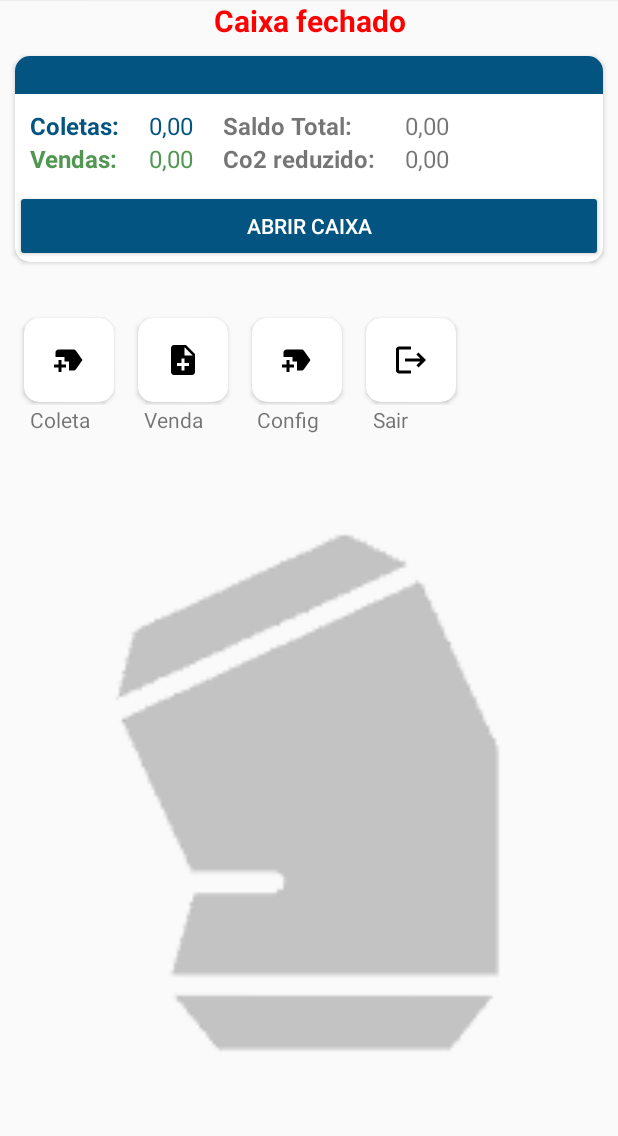
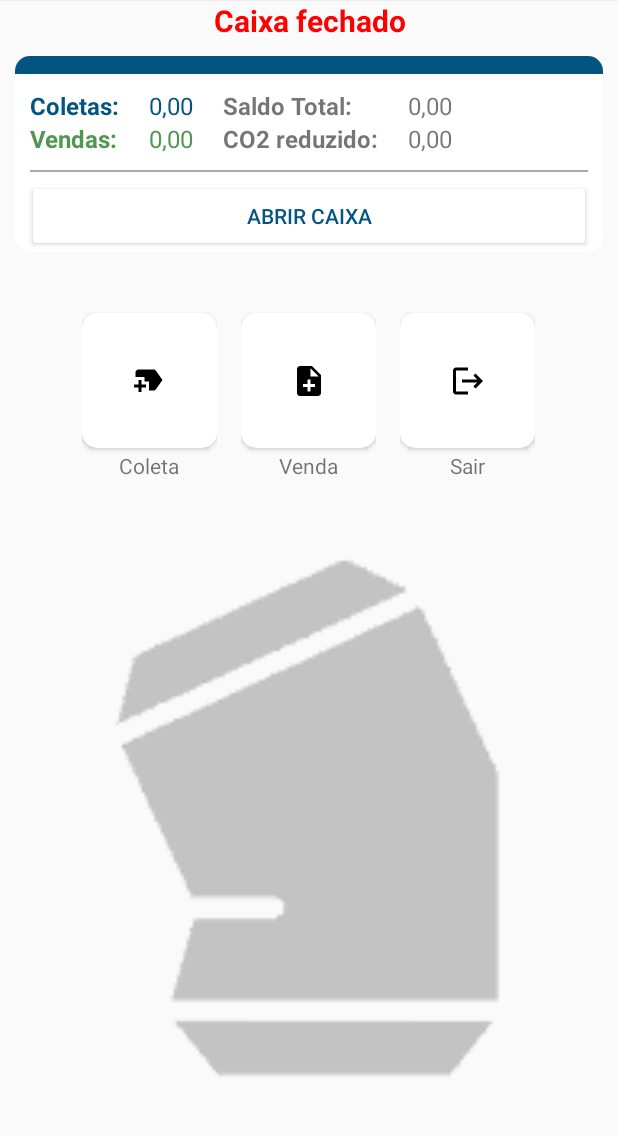
Before and after one commit to JoaoVitor-Dev/LatinhaExpress, an Android app: the HomeFragment screen opened directly, with no data from a screen before it, after a tap on an icon or button, on a phone screen of 412 x 824 dp, the part 84-1220 px from its top. Run offline under Robolectric (Android 15) with nearby library versions, the phone set to English and light mode, and no system bars; our stand-ins replace Room's generated code; 1 statement that could not run was skipped.

Commit message:
Ajustado layout da tela principal

```diff
--- a/app/src/main/java/com/example/latinhaexpress/adapters/ColetaAdapter.java
+++ b/app/src/main/java/com/example/latinhaexpress/adapters/ColetaAdapter.java
@@ -44,6 +44,7 @@ public class ColetaAdapter extends RecyclerView.Adapter<ColetaAdapter.MyViewHold
         holder.vendedor.setText(coleta.coleta_vendedor_nome.toString());
         holder.obs.setText(coleta.coleta_obs.toString());
         holder.qtde.setText(String.format("%.2f", coleta.coleta_qtde));
+        holder.precoUN.setText(String.format("%.2f", coleta.coleta_preco));
         holder.valor.setText(String.format("%.2f", coleta.coleta_preco * coleta.coleta_qtde));
     }
 
@@ -55,7 +56,7 @@ public class ColetaAdapter extends RecyclerView.Adapter<ColetaAdapter.MyViewHold
 
     public class MyViewHolder extends RecyclerView.ViewHolder
     {
-        TextView vendedor, qtde, valor, obs;
+        TextView vendedor, qtde, valor, obs, precoUN;
 
         public MyViewHolder(@NonNull View itemView)
         {
@@ -65,6 +66,7 @@ public class ColetaAdapter extends RecyclerView.Adapter<ColetaAdapter.MyViewHold
             qtde = itemView.findViewById(R.id.qtde);
             valor = itemView.findViewById(R.id.totalColeta);
             obs = itemView.findViewById(R.id.obs);
+            precoUN = itemView.findViewById(R.id.precoUN);
         }
     }
 }
--- a/app/src/main/java/com/example/latinhaexpress/adapters/VendaAdapter.java
+++ b/app/src/main/java/com/example/latinhaexpress/adapters/VendaAdapter.java
@@ -40,7 +40,8 @@ public class VendaAdapter  extends RecyclerView.Adapter<VendaAdapter.MyViewHolde
 
         holder.recicladora.setText(venda.venda_recicladora_nome.toString());
         holder.qtde.setText(String.format("%.2f", venda.venda_qtde));
-        holder.co2.setText(String.format("%.2f",venda.venda_qtde_co2));
+        holder.co2.setText(String.format("%.2f",venda.venda_qtde_co2) + "T");
+        holder.precoVenda.setText(String.format("%.2f", venda.venda_preco_total));
         holder.total.setText(String.format("%.2f", venda.venda_preco_total * venda.venda_qtde));
     }
 
@@ -52,7 +53,7 @@ public class VendaAdapter  extends RecyclerView.Adapter<VendaAdapter.MyViewHolde
 
     public class MyViewHolder extends RecyclerView.ViewHolder
     {
-        TextView recicladora, co2, qtde, total;
+        TextView recicladora, co2, qtde, total, precoVenda;
 
         public MyViewHolder(@NonNull View itemView)
         {
@@ -61,6 +62,7 @@ public class VendaAdapter  extends RecyclerView.Adapter<VendaAdapter.MyViewHolde
             co2 = itemView.findViewById(R.id.totalCo2);
             qtde = itemView.findViewById(R.id.qtde);
             total = itemView.findViewById(R.id.totalVenda);
+            precoVenda = itemView.findViewById(R.id.precoVenda);
         }
     }
 }
--- a/app/src/main/java/com/example/latinhaexpress/fragments/HomeFragment.java
+++ b/app/src/main/java/com/example/latinhaexpress/fragments/HomeFragment.java
@@ -61,6 +61,9 @@ public class HomeFragment extends Fragment
             {
                 if(caixa != null){
                     novaColeta();
+                }else
+                {
+                    Toast.makeText(getContext(), "Por favor, abra um novo Caixa!", Toast.LENGTH_SHORT).show();
                 }
             }
         });
@@ -73,6 +76,9 @@ public class HomeFragment extends Fragment
                 if(caixa != null)
                 {
                     novaVenda();
+                }else
+                {
+                    Toast.makeText(getContext(), "Por favor, abra um novo Caixa!", Toast.LENGTH_SHORT).show();
                 }
             }
         });
--- a/app/src/main/res/layout/fragment_home.xml
+++ b/app/src/main/res/layout/fragment_home.xml
@@ -51,7 +51,7 @@
                         <LinearLayout
                                 android:layout_width="match_parent"
                                 android:background="@color/primary"
-                                android:layout_height="25dp"
+                                android:layout_height="12dp"
                                 android:orientation="horizontal">
 
                         </LinearLayout>
@@ -126,7 +126,7 @@
                                         android:layout_width="wrap_content"
                                         android:layout_height="wrap_content"
                                         android:textSize="16sp"
-                                        android:text="Co2 reduzido:"
+                                        android:text="CO2 reduzido:"
                                         android:textStyle="bold" />
 
                             </LinearLayout>
@@ -156,18 +156,26 @@
 
                         </LinearLayout>
 
+                        <View
+                            android:layout_width="match_parent"
+                            android:layout_height="1dp"
+                            android:layout_marginHorizontal="10dp"
+                            android:layout_marginBottom="5dp"
+                            android:background="@android:color/darker_gray"/>
+
                         <LinearLayout
                                 android:layout_width="match_parent"
                                 android:layout_height="wrap_content"
                                 android:orientation="horizontal">
 
-                            <android.widget.Button
+                            <Button
                                     android:id="@+id/btnCaixa"
                                     android:layout_width="match_parent"
                                     android:layout_height="wrap_content"
                                     android:text="Abrir caixa"
-                                    android:textColor="@color/white"
-                                    android:backgroundTint="@color/primary" />
+                                    android:layout_marginHorizontal="8dp"
+                                    android:textColor="@color/primary"
+                                    android:backgroundTint="@color/white" />
 
 
                         </LinearLayout>
@@ -179,69 +187,81 @@
 
                 <LinearLayout
                     android:layout_width="match_parent"
-                        android:layout_height="60dp"
-                        android:orientation="horizontal"
-                        android:gravity="start"
-                        android:layout_marginTop="25dp">
+                    android:layout_height="120dp"
+                    android:layout_marginTop="25dp"
+                    android:gravity="center"
+                    android:orientation="horizontal">
+
+                    <LinearLayout
+                        android:layout_width="wrap_content"
+                        android:layout_height="match_parent"
+                        android:gravity="center"
+                        android:orientation="vertical">
 
                         <androidx.cardview.widget.CardView
-                            android:layout_width="60dp"
-                            android:layout_marginLeft="16dp"
+                            android:layout_width="90dp"
+                            android:layout_height="90dp"
                             android:layout_marginTop="2dp"
                             android:layout_marginBottom="2dp"
-                            android:layout_height="match_parent"
-
                             app:cardCornerRadius="10dp">
 
                             <ImageButton
                                 android:id="@+id/imgNovaColeta"
-                                android:layout_width="match_parent"
-                                android:layout_height="match_parent"
+                                android:layout_width="wrap_content"
+                                android:layout_height="wrap_content"
+                                android:layout_gravity="center"
                                 android:backgroundTint="@color/white"
                                 android:src="@drawable/ic_new_coleta" />
+
                         </androidx.cardview.widget.CardView>
 
+                        <TextView
+                            android:layout_width="wrap_content"
+                            android:layout_height="wrap_content"
+                            android:text="Coleta" />
+                    </LinearLayout>
+
+                    <LinearLayout
+                        android:layout_width="wrap_content"
+                        android:layout_height="match_parent"
+                        android:layout_marginHorizontal="16dp"
+                        android:gravity="center"
+                        android:orientation="vertical">
+
                         <androidx.cardview.widget.CardView
-                            android:layout_width="60dp"
-                            android:layout_marginLeft="16dp"
+                            android:layout_width="90dp"
+                            android:layout_height="90dp"
+
                             android:layout_marginTop="2dp"
                             android:layout_marginBottom="2dp"
-                            android:layout_height="match_parent"
-
                             app:cardCornerRadius="10dp">
 
                             <ImageButton
                                 android:id="@+id/imgNovaVenda"
                                 android:layout_width="match_parent"
                                 android:layout_height="match_parent"
-                                android:src="@drawable/ic_pedido"
-                                android:backgroundTint="@color/white" />
+                                android:backgroundTint="@color/white"
+                                android:src="@drawable/ic_pedido" />>
                         </androidx.cardview.widget.CardView>
 
+                        <TextView
+                            android:layout_width="wrap_content"
+                            android:layout_height="wrap_content"
+                            android:text="Venda"/>
+
+                    </LinearLayout>
+
+                    <LinearLayout
+                        android:layout_width="wrap_content"
+                        android:layout_height="match_parent"
+                        android:gravity="center"
+                        android:orientation="vertical">
 
                         <androidx.cardview.widget.CardView
-                            android:layout_width="60dp"
-                            android:layout_marginLeft="16dp"
+                            android:layout_width="90dp"
+                            android:layout_height="90dp"
                             android:layout_marginTop="2dp"
                             android:layout_marginBottom="2dp"
-                            android:layout_height="match_parent"
-
-                            app:cardCornerRadius="10dp">
-
-                        <ImageButton
-                                android:id="@+id/btnConfig"
-                                android:layout_width="match_parent"
-                                android:layout_height="match_parent"
-                                android:src="@drawable/ic_new_coleta"
-                                android:backgroundTint="@color/white" />
-                    </androidx.cardview.widget.CardView>
-
-                    <androidx.cardview.widget.CardView
-                            android:layout_width="60dp"
-                            android:layout_marginLeft="16dp"
-                            android:layout_marginTop="2dp"
-                            android:layout_marginBottom="2dp"
-                            android:layout_height="match_parent"
 
                             app:cardCornerRadius="10dp">
 
@@ -249,9 +269,15 @@
                                 android:id="@+id/btnSair"
                                 android:layout_width="match_parent"
                                 android:layout_height="match_parent"
-                                android:src="@drawable/ic_close"
-                                android:backgroundTint="@color/white" />
+                                android:backgroundTint="@color/white"
+                                android:src="@drawable/ic_close" />
                         </androidx.cardview.widget.CardView>
+
+                        <TextView
+                            android:layout_width="wrap_content"
+                            android:layout_height="wrap_content"
+                            android:text="Sair"/>
+                    </LinearLayout>
 
                 </LinearLayout>
 
@@ -259,31 +285,7 @@
                         android:layout_width="match_parent"
                         android:layout_height="wrap_content"
                         android:orientation="horizontal"
-                        android:gravity="start">
-
-                    <TextView
-                            android:layout_width="wrap_content"
-                            android:layout_height="wrap_content"
-                            android:text="Coleta"
-                            android:layout_marginLeft="20dp" />
-
-                    <TextView
-                            android:layout_width="wrap_content"
-                            android:layout_height="wrap_content"
-                            android:text="Venda"
-                            android:layout_marginLeft="36dp" />
-
-                    <TextView
-                            android:layout_width="wrap_content"
-                            android:layout_height="wrap_content"
-                            android:text="Config"
-                            android:layout_marginLeft="36dp" />
-
-                    <TextView
-                            android:layout_width="wrap_content"
-                            android:layout_height="wrap_content"
-                            android:text="Sair"
-                            android:layout_marginLeft="36dp" />
+                        android:gravity="center">
 
                 </LinearLayout>
 
--- a/app/src/main/res/layout/item_coleta.xml
+++ b/app/src/main/res/layout/item_coleta.xml
@@ -55,6 +55,8 @@
                         android:textColor="@color/gray"
                         />
 
+
+
                 </LinearLayout>
 
                 <LinearLayout
@@ -93,6 +95,13 @@
                 <TextView
                     android:layout_width="wrap_content"
                     android:layout_height="wrap_content"
+                    android:text="Preço R$:"
+                    android:textColor="@color/primary"
+                    />
+
+                <TextView
+                    android:layout_width="wrap_content"
+                    android:layout_height="wrap_content"
                     android:text="Qtde:"
                     android:textSize="15sp"
                     android:textStyle="bold"
@@ -117,12 +126,22 @@
                 android:orientation="vertical">
 
                 <TextView
+                    android:id="@+id/precoUN"
+                    android:layout_width="wrap_content"
+                    android:layout_height="wrap_content"
+                    android:text="0,00"
+                    android:textSize="15sp"
+                    />
+
+                <TextView
                     android:id="@+id/qtde"
                     android:layout_width="wrap_content"
                     android:layout_height="wrap_content"
                     android:text="0,00"
                     android:textSize="15sp"
                     />
+
+
 
                 <TextView
                     android:id="@+id/totalColeta"
--- a/app/src/main/res/layout/item_venda.xml
+++ b/app/src/main/res/layout/item_venda.xml
@@ -9,7 +9,7 @@
     <androidx.cardview.widget.CardView
         android:id="@+id/card"
         android:layout_width="match_parent"
-        android:layout_height="50dp"
+        android:layout_height="wrap_content"
         android:layout_marginLeft="8dp"
         android:layout_marginRight="8dp"
         android:layout_marginBottom="3dp"
@@ -50,7 +50,7 @@
                     <TextView
                         android:layout_width="wrap_content"
                         android:layout_height="wrap_content"
-                        android:text="Co2 reduzido:"
+                        android:text="CO2 reduzido:"
                         android:textColor="@color/gray"
                         />
 
@@ -92,6 +92,15 @@
                 <TextView
                     android:layout_width="wrap_content"
                     android:layout_height="wrap_content"
+                    android:text="Preço R$:"
+                    android:textSize="15sp"
+                    android:textStyle="bold"
+                    android:textColor="@color/primary"
+                    />
+
+                <TextView
+                    android:layout_width="wrap_content"
+                    android:layout_height="wrap_content"
                     android:text="Qtde:"
                     android:textSize="15sp"
                     android:textStyle="bold"
@@ -116,6 +125,14 @@
                 android:orientation="vertical">
 
                 <TextView
+                    android:id="@+id/precoVenda"
+                    android:layout_width="wrap_content"
+                    android:layout_height="wrap_content"
+                    android:text="0,00"
+                    android:textSize="15sp"
+                    />
+
+                <TextView
                     android:id="@+id/qtde"
                     android:layout_width="wrap_content"
                     android:layout_height="wrap_content"
```
Lines whose indentation alone changed are shown as unchanged.
